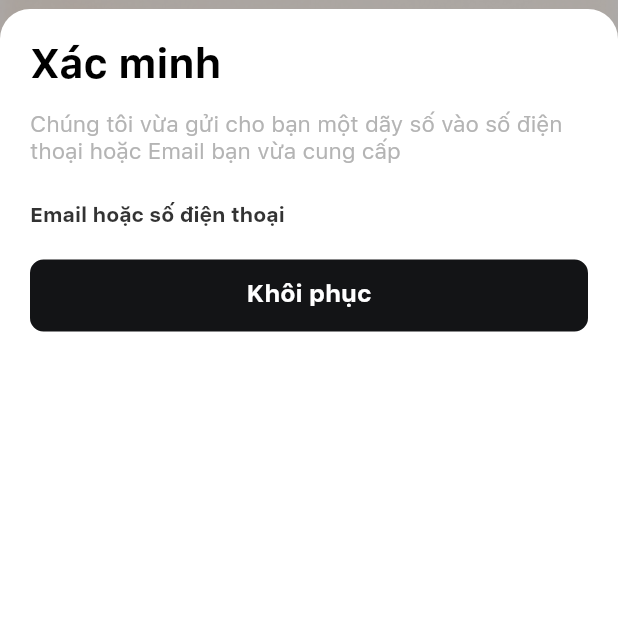
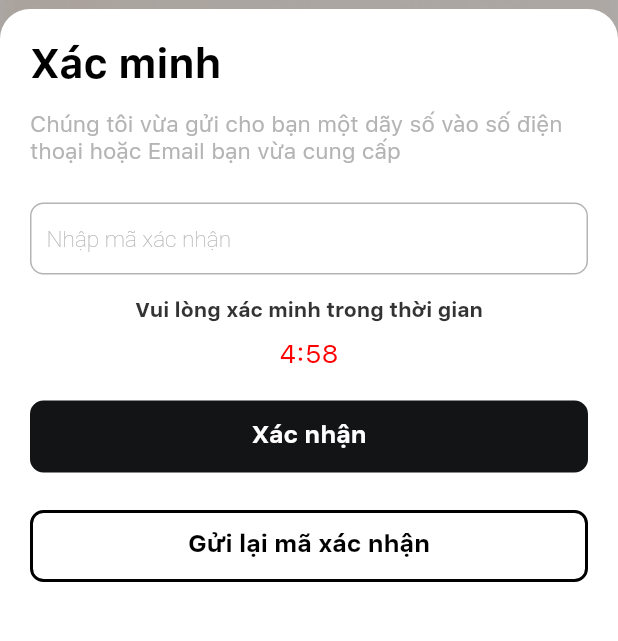
Before and after one commit to LeHoangUyen96/game_bai, a Flutter app: the ForgotStepOnePage screen opened directly, on a phone screen of 412 x 824 dp, the part 273-914 px from its top. Run offline on Flutter 3.47's test engine with Material 2 defaults, Android fonts, the phone set to English and light mode, and no system bars; our stand-ins replace cached_network_image, custom_navigation_bar, firebase_core, firebase_messaging, flutter_local_notifications, flutter_slidable and 9 more; missing offline and left inert: money2, multi_image_picker; accounts and stored records are empty; Roboto replaces fonts that are missing (SanFranciscoTextLight); project files that could hold a hidden picture were left out.

Commit message:
Update forgot password page

```diff
--- a/lib/res/strings.dart
+++ b/lib/res/strings.dart
@@ -302,7 +302,7 @@ const String ORDER_BT_DEPOTIS= 'Thanh toán tất cả';
 
 const String BT_CONFIRMPASSWORD = 'Xác nhận mật khẩu';
 const String CP_PASSWORD = 'Mật khẩu';
-const String ADDRESS_NAME = 'Nguyễn Vũ';
+const String ADDRESS_NAME = '';
 const String ADDRESS_PHONENUMBER = 'Số điện thoại';
 const String ADDRESS_ADDRESS = 'Địa chỉ';
 const String BT_CONTINUE = 'Tiếp tục';
@@ -756,4 +756,5 @@ const String ORDER_LIST_EVALUATE = 'Đánh  giá';
 const String AUTH_VERIFICATION = 'Xác minh ';
 const String AUTH_SENT_PIN_CODE = 'Chúng tôi vừa gửi cho bạn một dãy số vào số điện thoại hoặc Email bạn vừa cung cấp';
 const String AUTH_VERIFY_IN_TIME = 'Vui lòng xác minh trong thời gian';
-const String AUTH_CONFIRMATION_CODE = 'Gửi lại mã xác nhậng';
+const String AUTH_CONFIRMATION_CODE = 'Gửi lại mã xác nhận';
+const String AUTH_CONFIRM = 'Xác nhận ';
--- a/lib/ui/auth/forgot_password/controller/forgot_password_step_1_controller.dart
+++ b/lib/ui/auth/forgot_password/controller/forgot_password_step_1_controller.dart
@@ -1,3 +1,5 @@
+import 'dart:async';
+
 import 'package:get/get.dart';
 import 'package:viet_trung_mobile/data/di/injector.dart';
 import 'package:viet_trung_mobile/data/repository/auth_repository/auth_repository.dart';
@@ -9,11 +11,33 @@ class ForgotStepOneController extends GetxController  {
   late AuthRepository _authRepository;
 
   String? mesenger;
+  final interval = const Duration(seconds: 1);
+
+  final int timerMaxSeconds = 200;
+
+  int currentSeconds = 0;
+
+  String get timerText =>
+      '${((timerMaxSeconds - currentSeconds) ~/ 60).toString().padLeft(2, '0')}: ${((timerMaxSeconds - currentSeconds) % 60).toString().padLeft(2, '0')}';
+
+  void startTimeout() {
+    var duration = interval;
+    Timer.periodic(duration, (timer) {
+        print(timer.tick);
+        currentSeconds = timer.tick;
+        if (timer.tick >= timerMaxSeconds) timer.cancel();
+
+    });
+    timerText;
+    update();
+  }
+
 
   @override
   void onInit() {
     super.onInit();
     _authRepository = Injector().auth;
+    startTimeout();
   }
 
 
--- a/lib/ui/auth/forgot_password/view/forgot_password_step_1.dart
+++ b/lib/ui/auth/forgot_password/view/forgot_password_step_1.dart
@@ -83,25 +83,24 @@ class ForgotStepOnePage extends GetView<ForgotStepOneController> {
                               weight: FontWeight.w400,
                           ),
                           const SizedBox(height: 25),
-                              TextCustomized(
-                                textAlign: TextAlign.left,
-                                text: LOGIN_EMAIL_OR_PHONE,
-                                size: 14 ,
-                                weight: FontWeight.w400,
-                                style: FontStyle.normal,
-                                font: SanFranciscoText,
-                                color: boderTextFieldEnabledColor,
+                          TextFieldCustomized(
+                            hint: "Nhập mã xác nhận",
+                          ),
+                          SizedBox(height: 15,),
+                              Center(
+                                child: TextCustomized(
+                                  textAlign: TextAlign.center,
+                                  text: AUTH_VERIFY_IN_TIME,
+                                  size: 14 ,
+                                  weight: FontWeight.w400,
+                                  style: FontStyle.normal,
+                                  font: SanFranciscoText,
+                                  color: boderTextFieldEnabledColor,
+                                ),
                               ),
-                              // TextFieldCustom(
-                              //  textController: controller.emailController,
-                              //  errorText: !controller.isEmailValid ? controller.emailError : null,
-                              //  hint: LOGIN_EMAIL_OR_PHONE,
-
-                              //   ),
                               SizedBox(height: 5,),
-                              // Padding(
-                              //       padding: const EdgeInsets.symmetric(
-                              //           vertical: 8.0, horizontal: 30),
+                              // Container(
+                              //       //padding: const EdgeInsets.symmetric(vertical: 8.0, horizontal: 30),
                               //       child: PinCodeTextField(
                               //         appContext: context,
                               //         pastedTextStyle: TextStyle(
@@ -109,20 +108,10 @@ class ForgotStepOnePage extends GetView<ForgotStepOneController> {
                               //           fontWeight: FontWeight.bold,
                               //         ),
                               //         length: 6,
-                              //         obscureText: true,
+                              //         obscureText: false,
                               //         obscuringCharacter: '*',
-                              //         obscuringWidget: FlutterLogo(
-                              //           size: 24,
-                              //         ),
                               //         blinkWhenObscuring: true,
-                              //         animationType: AnimationType.fade,
-                              //         validator: (v) {
-                              //           if (v!.length < 3) {
-                              //             return "I'm from validator";
-                              //           } else {
-                              //             return null;
-                              //           }
-                              //         },
+                              //         animationType: AnimationType.scale,
                               //         pinTheme: PinTheme(
                               //           shape: PinCodeFieldShape.box,
                               //           borderRadius: BorderRadius.circular(5),
@@ -160,38 +149,44 @@ class ForgotStepOnePage extends GetView<ForgotStepOneController> {
                               //           return true;
                               //         },
                               //       )),
-
-
-                              // TextFieldCustomized(
-                              //  textController: controller.emailController,
-                              //  errorText: !controller.isEmailValid ? controller.emailError : null,
-                              //  hint: LOGIN_EMAIL_OR_PHONE,
-
-                              //   ),
-                              //   SizedBox(height: 5,),
-                              //   Row(
-                              //       crossAxisAlignment: CrossAxisAlignment.start,
-                              //       children: [
-                              //         controller.isEmailValid == false
-                              //             ? TextCustomized(
-                              //           text: controller.emailError!,
-                              //           font: SanFranciscoText,
-                              //           size: 12,
-                              //           weight: FontWeight.w400,
-                              //           color: boderTextFieldErrorColor,
-                              //         )
-                              //             : Container(),
-                              //       ],
-                              //     ),
-
+                                Center(
+                                  child: TweenAnimationBuilder<Duration>(
+                                      duration: Duration(minutes: 5),
+                                      tween: Tween(begin: Duration(minutes: 5), end: Duration.zero),
+                                      onEnd: () {
+                                        print('Timer ended');
+                                      },
+                                      builder: (BuildContext context, Duration value, Widget? child) {
+                                        final minutes = value.inMinutes;
+                                        final seconds = value.inSeconds % 60;
+                                        return Padding(
+                                          padding: const EdgeInsets.symmetric(vertical: 5),
+                                          child: Text('$minutes:$seconds',
+                                                  textAlign: TextAlign.center,
+                                                  style: TextStyle(
+                                                  fontFamily: SanFranciscoUIText,
+                                                  color: RED,
+                                                  fontWeight: FontWeight.w400,
+                                                  fontSize: normalSize
+                                                  )));
+                                        }),
+                                ),
                                 SizedBox(height: 16,),
                                 ButtonCustomized(
-                                    LOGIN_RESET,
+                                    AUTH_CONFIRM,
                                     onTap: (){
                                       //controller.onForgotPass();
                                       Get.to(ConfirmPage());
                                     },
                                     backgroundColor: MAIN_BLACK,
+                                  ),
+                                SizedBox(height: 25),
+                                ButtonCustomized(
+                                    AUTH_CONFIRMATION_CODE,
+                                    textColor: BLACK,
+                                    onTap: (){},
+                                    backgroundColor: WHITE,
+                                    borderColor: BLACK,
                                   ),
 
                               ]
--- a/lib/ui/auth/login/controller/login_controller.dart
+++ b/lib/ui/auth/login/controller/login_controller.dart
@@ -98,7 +98,7 @@ class LoginController extends GetxController implements LoginContract{
   void onSuccess(User response) {
     Get.snackbar(NOTIFY,AUTH_LOGIN_SUCCESS);
     //Get.offAll(() => MainPage());
-    Get.offAll(() => ProfilePage());
+    Get.offAll(() => MainPage());
     print("Successss");
     // TODO: implement onSuccess
   }
--- a/lib/ui/auth/register/view/resigter_step_2.dart
+++ b/lib/ui/auth/register/view/resigter_step_2.dart
@@ -282,7 +282,7 @@ class RegisterStepTwoPage extends GetView<RegisterStepTwoController> {
                                                         fontSize: 16,
                                                         height: 0.5,
                                                       ),
-                                                      borderRadius: BorderRadius.circular(8),
+                                                      // borderRadius: BorderRadius.circular(8),
                                                       // underline: Container(
                                                       //   height: 1,
                                                       //   color: MAIN_LINE,
--- a/lib/ui/splash/controller/splash_controller.dart
+++ b/lib/ui/splash/controller/splash_controller.dart
@@ -36,7 +36,7 @@ class SplashController extends GetxController {
       //if token != null => MainPage, this one is just for testing
       if(token != null) {
         //Get.offAll(() => MainPage());
-        Get.offAll(() => ProfilePage());
+        Get.offAll(() => MainPage());
       } else {
         Get.offAll(() => LoginPage());
       }
```
Also changed, not shown: lib/ui/auth/forgot_password/view/confirm_password_page.dart (+15 -11 lines), lib/ui/main/controller/main_controller.dart (+71 -71 lines).
